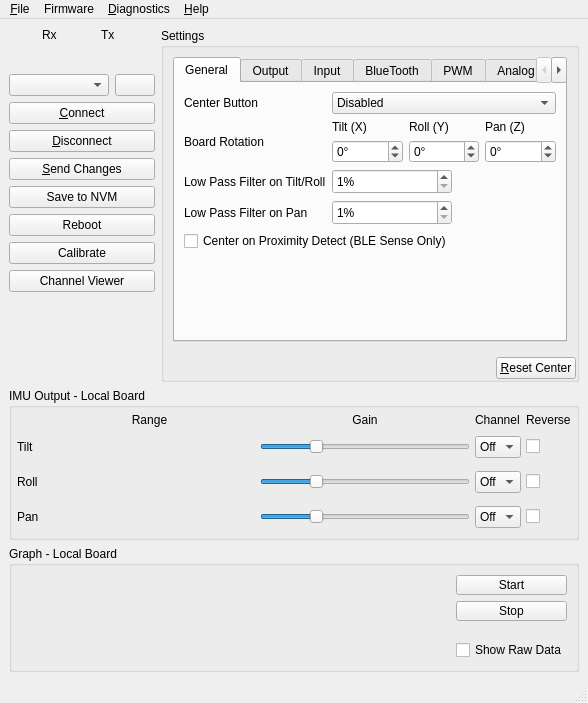
Above: gui/src/mainwindow.ui from dlktdr/HeadTracker before the change. Below: the same form after it.
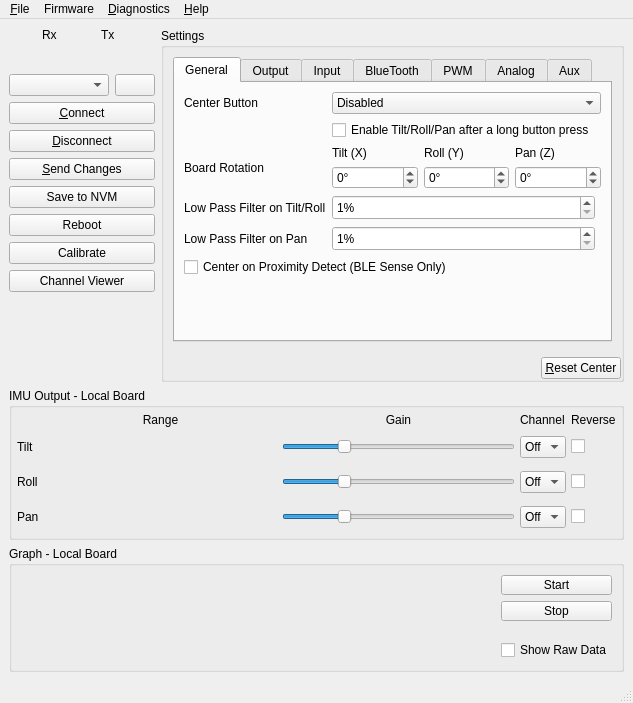
That is the form after the change. The open tabs and pages were chosen to show the change. Icons and pictures are not drawn. Custom widgets are drawn as their Qt base class.

Commit message: Add long press en/disable button

The edit to the form file:
```diff
--- a/gui/src/mainwindow.ui
+++ b/gui/src/mainwindow.ui
@@ -562,20 +562,20 @@
                  <string>General</string>
                 </attribute>
                 <layout class="QGridLayout" name="gridLayout_12">
-                 <item row="3" column="0">
-                  <widget class="QLabel" name="label_4">
-                   <property name="sizePolicy">
-                    <sizepolicy hsizetype="Maximum" vsizetype="Preferred">
-                     <horstretch>0</horstretch>
-                     <verstretch>0</verstretch>
-                    </sizepolicy>
+                 <item row="6" column="0">
+                  <spacer name="verticalSpacer_6">
+                   <property name="orientation">
+                    <enum>Qt::Vertical</enum>
                    </property>
-                   <property name="text">
-                    <string>Low Pass Filter on Pan</string>
+                   <property name="sizeHint" stdset="0">
+                    <size>
+                     <width>20</width>
+                     <height>40</height>
+                    </size>
                    </property>
-                  </widget>
+                  </spacer>
                  </item>
-                 <item row="2" column="1">
+                 <item row="3" column="1">
                   <widget class="QSpinBox" name="spnLPTiltRoll">
                    <property name="sizePolicy">
                     <sizepolicy hsizetype="Minimum" vsizetype="Fixed">
@@ -606,7 +606,7 @@
                    </property>
                   </widget>
                  </item>
-                 <item row="1" column="1" colspan="2">
+                 <item row="2" column="1" colspan="2">
                   <layout class="QGridLayout" name="gridLayout_7">
                    <item row="0" column="0">
                     <widget class="QLabel" name="label_45">
@@ -670,27 +670,14 @@
                    </item>
                   </layout>
                  </item>
-                 <item row="4" column="0" colspan="2">
+                 <item row="5" column="0" colspan="2">
                   <widget class="QCheckBox" name="chkResetCenterWave">
                    <property name="text">
                     <string>Center on Proximity Detect (BLE Sense Only)</string>
                    </property>
                   </widget>
                  </item>
-                 <item row="0" column="0">
-                  <widget class="QLabel" name="label_3">
-                   <property name="sizePolicy">
-                    <sizepolicy hsizetype="Maximum" vsizetype="Preferred">
-                     <horstretch>0</horstretch>
-                     <verstretch>0</verstretch>
-                    </sizepolicy>
-                   </property>
-                   <property name="text">
-                    <string>Center Button</string>
-                   </property>
-                  </widget>
-                 </item>
-                 <item row="2" column="0">
+                 <item row="3" column="0">
                   <widget class="QLabel" name="label_2">
                    <property name="sizePolicy">
                     <sizepolicy hsizetype="Maximum" vsizetype="Preferred">
@@ -703,34 +690,16 @@
                    </property>
                   </widget>
                  </item>
-                 <item row="3" column="1">
-                  <widget class="QSpinBox" name="spnLPPan">
+                 <item row="4" column="0">
+                  <widget class="QLabel" name="label_4">
                    <property name="sizePolicy">
-                    <sizepolicy hsizetype="Minimum" vsizetype="Fixed">
+                    <sizepolicy hsizetype="Maximum" vsizetype="Preferred">
                      <horstretch>0</horstretch>
                      <verstretch>0</verstretch>
                     </sizepolicy>
                    </property>
-                   <property name="minimumSize">
-                    <size>
-                     <width>50</width>
-                     <height>25</height>
-                    </size>
-                   </property>
-                   <property name="baseSize">
-                    <size>
-                     <width>8</width>
-                     <height>0</height>
-                    </size>
-                   </property>
-                   <property name="suffix">
-                    <string>%</string>
-                   </property>
-                   <property name="minimum">
-                    <number>1</number>
-                   </property>
-                   <property name="maximum">
-                    <number>100</number>
+                   <property name="text">
+                    <string>Low Pass Filter on Pan</string>
                    </property>
                   </widget>
                  </item>
@@ -803,7 +772,7 @@
                    </item>
                   </widget>
                  </item>
-                 <item row="1" column="0">
+                 <item row="2" column="0">
                   <widget class="QLabel" name="label_15">
                    <property name="sizePolicy">
                     <sizepolicy hsizetype="Maximum" vsizetype="Preferred">
@@ -816,18 +785,59 @@
                    </property>
                   </widget>
                  </item>
-                 <item row="5" column="0">
-                  <spacer name="verticalSpacer_6">
-                   <property name="orientation">
-                    <enum>Qt::Vertical</enum>
+                 <item row="4" column="1">
+                  <widget class="QSpinBox" name="spnLPPan">
+                   <property name="sizePolicy">
+                    <sizepolicy hsizetype="Minimum" vsizetype="Fixed">
+                     <horstretch>0</horstretch>
+                     <verstretch>0</verstretch>
+                    </sizepolicy>
                    </property>
-                   <property name="sizeHint" stdset="0">
+                   <property name="minimumSize">
                     <size>
-                     <width>20</width>
-                     <height>40</height>
+                     <width>50</width>
+                     <height>25</height>
                     </size>
                    </property>
-                  </spacer>
+                   <property name="baseSize">
+                    <size>
+                     <width>8</width>
+                     <height>0</height>
+                    </size>
+                   </property>
+                   <property name="suffix">
+                    <string>%</string>
+                   </property>
+                   <property name="minimum">
+                    <number>1</number>
+                   </property>
+                   <property name="maximum">
+                    <number>100</number>
+                   </property>
+                  </widget>
+                 </item>
+                 <item row="0" column="0">
+                  <widget class="QLabel" name="label_3">
+                   <property name="sizePolicy">
+                    <sizepolicy hsizetype="Maximum" vsizetype="Preferred">
+                     <horstretch>0</horstretch>
+                     <verstretch>0</verstretch>
+                    </sizepolicy>
+                   </property>
+                   <property name="text">
+                    <string>Center Button</string>
+                   </property>
+                  </widget>
+                 </item>
+                 <item row="1" column="1">
+                  <widget class="QCheckBox" name="chkLngBttnPress">
+                   <property name="toolTip">
+                    <string>&lt;html&gt;&lt;head/&gt;&lt;body&gt;&lt;p&gt;This function allows you to enable the tilt/roll/pan outputs after a long press of the reset button. Another long press will disable the output&lt;/p&gt;&lt;/body&gt;&lt;/html&gt;</string>
+                   </property>
+                   <property name="text">
+                    <string>Enable Tilt/Roll/Pan after a long button press</string>
+                   </property>
+                  </widget>
                  </item>
                 </layout>
                </widget>
```
Left out of the diff: 2 changed lines with no effect on the pictures. The commit also changes 5 other files.
